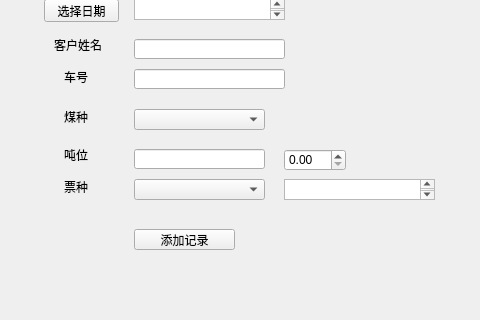
Above: ui/app.ui from leexuehan/ParamGenerator before the change; both pictures show x 173 to 653 and y 144 to 464 of the 965 by 732 pixel window. Below: the same form after it.
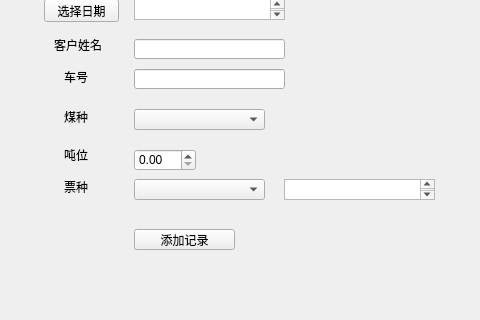
That is the form after the change.

Diff of the .ui file:
```diff
--- a/ui/app.ui
+++ b/ui/app.ui
@@ -174,20 +174,10 @@
      </rect>
     </property>
    </widget>
-   <widget class="QLineEdit" name="weight_value">
+   <widget class="QDoubleSpinBox" name="weight_value">
     <property name="geometry">
      <rect>
       <x>290</x>
-      <y>270</y>
-      <width>131</width>
-      <height>20</height>
-     </rect>
-    </property>
-   </widget>
-   <widget class="QDoubleSpinBox" name="weight_value_2">
-    <property name="geometry">
-     <rect>
-      <x>440</x>
       <y>270</y>
       <width>62</width>
       <height>22</height>
```
Left out of the diff: 60 changed lines with no effect on the pictures.
